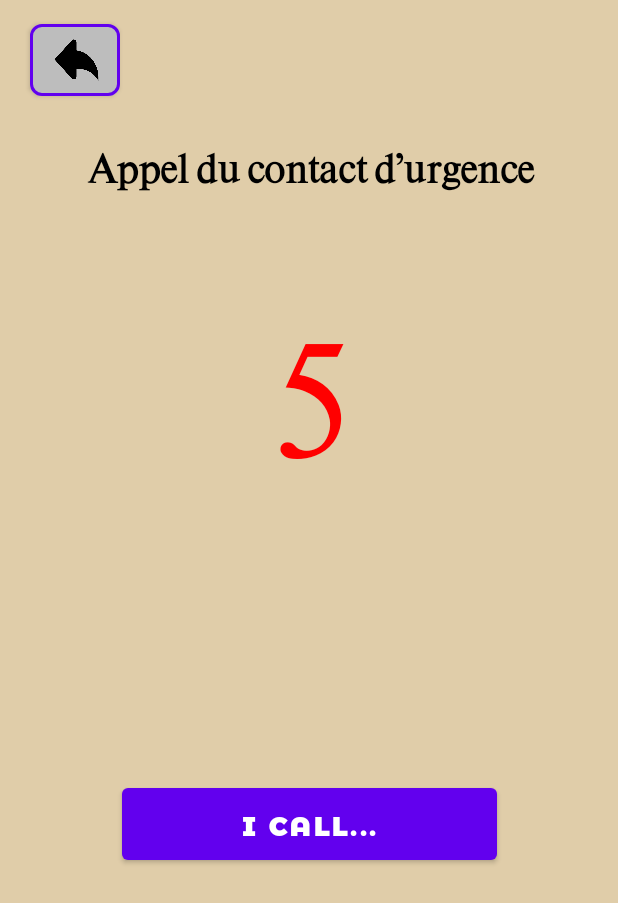
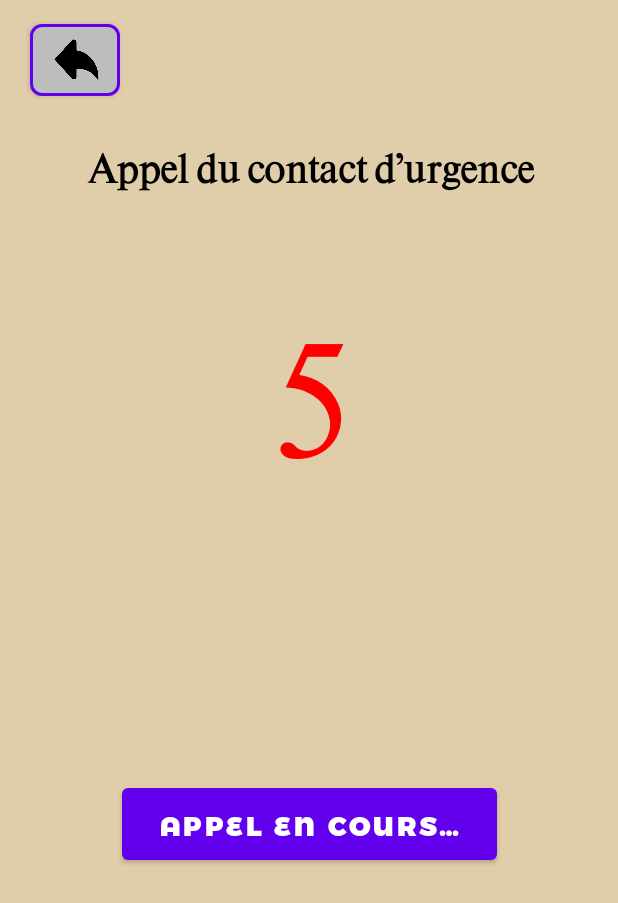
Before and after one commit to eevvaaa/Projet, an Android app: the UrgencesFragment screen opened through its navigation route, after a tap on "STOP", on a phone screen of 412 x 824 dp. Shown: the top 903 px of the screen. Run offline under Robolectric (Android 15) with nearby library versions, the phone set to English and light mode, and no system bars; 1 other tap on this screen came first.

Commit message:
Update UrgencesFragment.kt

```diff
--- a/app/src/main/java/com/example/testtt/UrgencesFragment.kt
+++ b/app/src/main/java/com/example/testtt/UrgencesFragment.kt
@@ -29,7 +29,8 @@ class UrgencesFragment : Fragment() {
     private lateinit var letsGoButton: MaterialButton
     private lateinit var rootView: FrameLayout
     private var countdownTimer: CountDownTimer? = null
-    private val phoneNumber = "0782000111" // numéro de téléphone à appeler
+    private val phoneNumber = "0633534469" +
+            "" // numéro de téléphone à appeler
 
     override fun onCreateView(
         inflater: LayoutInflater,
@@ -70,9 +71,9 @@ class UrgencesFragment : Fragment() {
             }
 
 
-            @SuppressLint("ResourceAsColor")
+            @SuppressLint("ResourceAsColor", "SetTextI18n")
             override fun onFinish() {
-                binding.countdownTextview.text = "Done !"
+                binding.countdownTextview.text = getString(R.string.done)
                 binding.root.setBackgroundColor(R.color.teal_700)
                 binding.countdownTextview.isEnabled = true
                 val callIntent = Intent(Intent.ACTION_DIAL)
@@ -91,10 +92,10 @@ class UrgencesFragment : Fragment() {
 
     private fun onButtonClicked() {
         if (countdownTimer == null) {
-            binding.buttonStop.text = "Stop"
+            binding.buttonStop.text = getString(R.string.stop)
             startCountdown()
         } else {
-            binding.buttonStop.text = "I Call..."
+            binding.buttonStop.text = getString(R.string.i_call)
             binding.root.setBackgroundColor(Color.parseColor("#E0CDA9"))
             onStop()
             binding.countdownTextview.text = "5"
```
